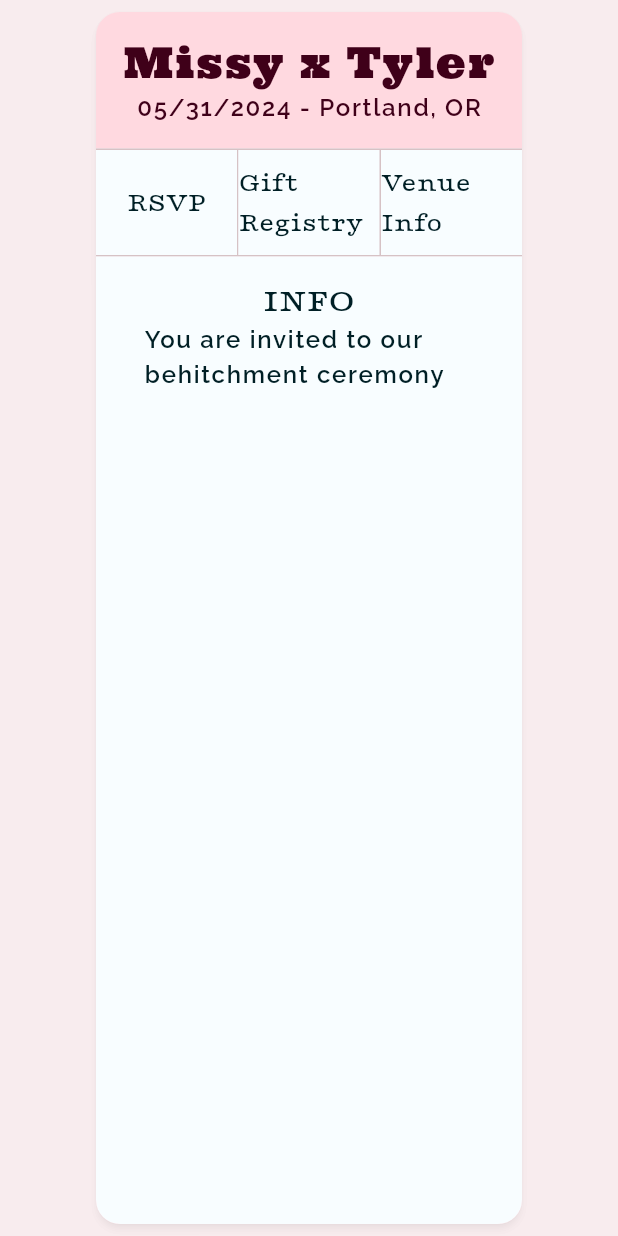
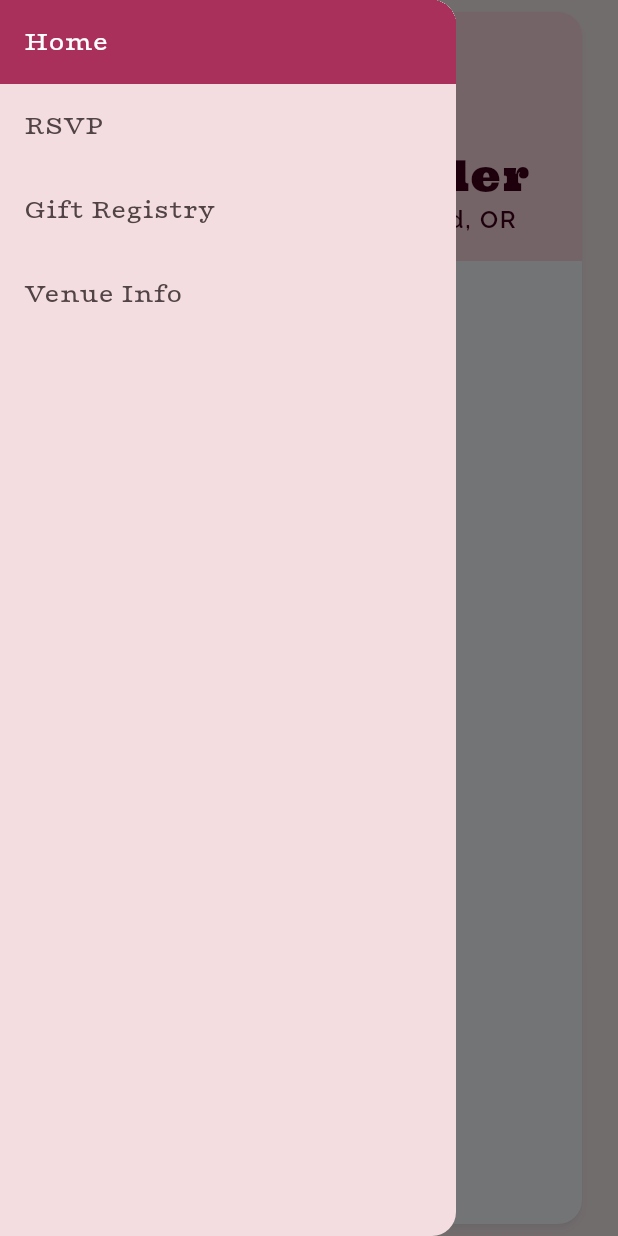
Before and after one commit to TNorbury/wedding_site, a Flutter app: the screen it shows after launch, with the side drawer open (before the commit the screen has no drawer), on a phone screen of 412 x 824 dp. Run offline on Flutter 3.47's test engine with Material 3 defaults, Android fonts, the light colour scheme and no system bars; our stand-ins replace cloud_firestore, firebase_core, flutter_riverpod, freezed_annotation, go_router; accounts and stored records are empty; generated files the repository leaves out were written again.

Commit message:
add explicit navigation for home/info page. Make website header responsive

```diff
--- a/lib/routes/route_wrapper.dart
+++ b/lib/routes/route_wrapper.dart
@@ -1,12 +1,15 @@
 import 'package:flutter/material.dart';
-
 import 'package:wedding_site/routes/router.dart';
 import 'package:wedding_site/theme/theme.dart';
 
 enum SiteTab {
-  rsvp,
-  gift,
-  venue,
+  home("Home"),
+  rsvp("RSVP"),
+  gift("Gift Registry"),
+  venue("Venue Info");
+
+  final String label;
+  const SiteTab(this.label);
 }
 
 class RouteWrapper extends StatelessWidget {
@@ -20,11 +23,40 @@ class RouteWrapper extends StatelessWidget {
 
   @override
   Widget build(BuildContext context) {
+    final phone = MediaQuery.of(context).size.width <= 660;
+
     return Scaffold(
       backgroundColor:
           Theme.of(context).colorScheme.surfaceVariant.withOpacity(0.55),
+      drawer: NavigationDrawer(
+        selectedIndex: selectedTab?.index,
+        backgroundColor: colorSchemeOf(context).surfaceVariant,
+        elevation: 0,
+        children: [
+          NavDrawerItem(
+            label: "Home",
+            go: HomePageRouteData().go,
+            isSelected: selectedTab == SiteTab.home,
+          ),
+          NavDrawerItem(
+            label: SiteTab.rsvp.label,
+            go: RsvpRouteData().go,
+            isSelected: selectedTab == SiteTab.rsvp,
+          ),
+          NavDrawerItem(
+            label: SiteTab.gift.label,
+            go: GiftRouteData().go,
+            isSelected: selectedTab == SiteTab.gift,
+          ),
+          NavDrawerItem(
+            label: SiteTab.venue.label,
+            go: VenueRouteData().go,
+            isSelected: selectedTab == SiteTab.venue,
+          ),
+        ],
+      ),
       body: Padding(
-        padding: const EdgeInsets.symmetric(horizontal: 64, vertical: 8),
+        padding: EdgeInsets.symmetric(horizontal: phone ? 24 : 64, vertical: 8),
         child: Material(
           borderRadius: BorderRadius.circular(16),
           clipBehavior: Clip.antiAlias,
@@ -33,30 +65,11 @@ class RouteWrapper extends StatelessWidget {
           color: colorSchemeOf(context).primaryContainer,
           child: Column(
             children: [
-              MouseRegion(
-                cursor: SystemMouseCursors.click,
-                child: GestureDetector(
-                  onTap: () => HomePageRouteData().go(context),
-                  child: Padding(
-                    padding: const EdgeInsets.symmetric(vertical: 16.0),
-                    child: Column(
-                      children: [
-                        Text(
-                          "Missy x Tyler",
-                          style: textThemeOf(context).headlineMedium.withColor(
-                              colorSchemeOf(context).onPrimaryContainer),
-                        ),
-                        Text("05/31/2024 - Portland, OR",
-                            style: textThemeOf(context).bodyMedium.withColor(
-                                colorSchemeOf(context).onPrimaryContainer)),
-                      ],
-                    ),
-                  ),
+              const SiteHeader(),
+              if (!phone)
+                NavHeader(
+                  selectedTab: selectedTab,
                 ),
-              ),
-              NavHeader(
-                selectedTab: selectedTab,
-              ),
               Expanded(
                 child: Container(
                   color: colorSchemeOf(context).surface,
@@ -75,6 +88,94 @@ class RouteWrapper extends StatelessWidget {
           ),
         ),
       ),
+    );
+  }
+}
+
+class SiteHeader extends StatelessWidget {
+  const SiteHeader({
+    super.key,
+  });
+
+  @override
+  Widget build(BuildContext context) {
+    // final phone = MediaQuery.of(context).size.width <= WidthBreakpoints.medium;
+    final smallScreen = MediaQuery.of(context).size.width <= 660;
+
+    final direction = smallScreen ? Axis.vertical : Axis.horizontal;
+    Widget child;
+
+    final content = Flex(
+      direction: direction,
+      mainAxisAlignment: MainAxisAlignment.spaceBetween,
+      mainAxisSize: smallScreen ? MainAxisSize.min : MainAxisSize.max,
+      children: [
+        if (!smallScreen)
+          Flexible(
+            child: Image.asset(
+              "assets/tandem-love.png",
+              height: 150,
+            ),
+          ),
+        if (smallScreen)
+          Flexible(
+            flex: 3,
+            child: Image.asset(
+              "assets/tandem-love.png",
+              height: 75,
+            ),
+          ),
+        Flexible(
+          flex: 3,
+          child: Column(
+            crossAxisAlignment: CrossAxisAlignment.center,
+            children: [
+              Text(
+                "Missy x Tyler",
+                style: textThemeOf(context)
+                    .headlineMedium
+                    .withColor(colorSchemeOf(context).onPrimaryContainer),
+                textAlign: TextAlign.center,
+              ),
+              Text(
+                "05/31/2024 - Portland, OR",
+                style: textThemeOf(context)
+                    .bodyMedium
+                    .withColor(colorSchemeOf(context).onPrimaryContainer),
+                textAlign: TextAlign.center,
+              ),
+            ],
+          ),
+        ),
+        if (!smallScreen) const Spacer(),
+      ],
+    );
+    if (smallScreen) {
+      child = Row(
+        mainAxisAlignment: MainAxisAlignment.spaceAround,
+        children: [
+          IconButton(
+            onPressed: () {
+              Scaffold.of(context).openDrawer();
+            },
+            icon: Icon(Icons.menu),
+          ),
+          SizedBox(width: 24),
+          Flexible(child: content)
+        ],
+      );
+    } else {
+      child = content;
+    }
+
+    return Padding(
+      padding: EdgeInsets.only(
+        right: 32,
+        left: smallScreen ? 0 : 32,
+        top: 16.0,
+        bottom: 16.0,
+      ),
+      child: child,
     );
   }
 }
@@ -99,7 +200,15 @@ class NavHeader extends StatelessWidget {
               children: [
                 Expanded(
                   child: NavTab(
-                    label: "RSVP",
+                    label: SiteTab.home.label,
+                    go: HomePageRouteData().go,
+                    isSelected: selectedTab == SiteTab.home,
+                  ),
+                ),
+                const VerticalDivider(width: 1),
+                Expanded(
+                  child: NavTab(
+                    label: SiteTab.rsvp.label,
                     go: RsvpRouteData().go,
                     isSelected: selectedTab == SiteTab.rsvp,
                   ),
@@ -107,7 +216,7 @@ class NavHeader extends StatelessWidget {
                 const VerticalDivider(width: 1),
                 Expanded(
                   child: NavTab(
-                    label: "Gift Registry",
+                    label: SiteTab.gift.label,
                     go: GiftRouteData().go,
                     isSelected: selectedTab == SiteTab.gift,
                   ),
@@ -115,7 +224,7 @@ class NavHeader extends StatelessWidget {
                 const VerticalDivider(width: 1),
                 Expanded(
                   child: NavTab(
-                    label: "Venue Info",
+                    label: SiteTab.venue.label,
                     go: VenueRouteData().go,
                     isSelected: selectedTab == SiteTab.venue,
                   ),
@@ -174,6 +283,7 @@ class NavTab extends StatelessWidget {
               style: textStyle,
               child: Text(
                 label,
+                textAlign: TextAlign.center,
               ),
             ),
           ),
@@ -182,3 +292,44 @@ class NavTab extends StatelessWidget {
     );
   }
 }
+
+class NavDrawerItem extends StatelessWidget {
+  final String label;
+  final void Function(BuildContext context)? go;
+  final bool isSelected;
+  const NavDrawerItem({
+    Key? key,
+    required this.label,
+    this.go,
+    required this.isSelected,
+  }) : super(key: key);
+
+  @override
+  Widget build(BuildContext context) {
+    final TextStyle textStyle;
+
+    if (isSelected) {
+      textStyle = textThemeOf(context)
+          .titleMedium
+          .withColor(colorSchemeOf(context).onPrimary)!;
+    } else {
+      textStyle = textThemeOf(context)
+          .titleMedium
+          .withColor(colorSchemeOf(context).onSurfaceVariant)!;
+    }
+
+    return ListTile(
+      title: Text(
+        label,
+        style: textStyle,
+      ),
+      tileColor: isSelected
+          ? colorSchemeOf(context).primary
+          : colorSchemeOf(context).surfaceVariant,
+      onTap: () {
+        go?.call(context);
+        Navigator.of(context).pop();
+      },
+    );
+  }
+}
--- a/lib/routes/router.dart
+++ b/lib/routes/router.dart
@@ -15,6 +15,7 @@ final router = GoRouter(
     ShellRoute(
       builder: (BuildContext context, GoRouterState state, Widget child) {
         final selectedTab = switch (state.matchedLocation) {
+          "/" => SiteTab.home,
           "/rsvp" => SiteTab.rsvp,
           "/gift" => SiteTab.gift,
           "/venue" => SiteTab.venue,
--- a/lib/routes/rsvp_page/rsvp_page.dart
+++ b/lib/routes/rsvp_page/rsvp_page.dart
@@ -121,10 +121,7 @@ class _RsvpPageState extends ConsumerState<RsvpPage> {
               Text(
                 "We hope to see you ${guest.name}. Please let us know if you're coming and enter any dietary restrictions that you have.",
               ),
-              SizedBox(
-                width: width,
-                child: const GuestForm(),
-              ),
+              const GuestForm(),
             ],
           ),
         );
```
